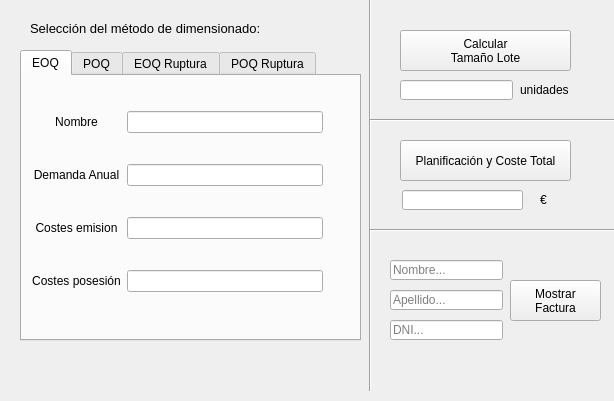
The window that mainwindow.ui (DavidRedrejo/organizacion_ind) describes before a commit, drawn with Qt 5.
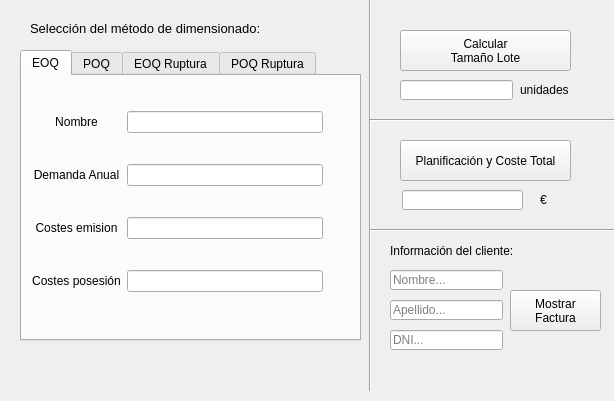
The same window after the commit.

What changed in the file:
```diff
--- a/mainwindow.ui
+++ b/mainwindow.ui
@@ -485,7 +485,7 @@
     <property name="geometry">
      <rect>
       <x>390</x>
-      <y>260</y>
+      <y>270</y>
       <width>113</width>
       <height>20</height>
      </rect>
@@ -498,7 +498,7 @@
     <property name="geometry">
      <rect>
       <x>390</x>
-      <y>290</y>
+      <y>300</y>
       <width>113</width>
       <height>20</height>
      </rect>
@@ -511,7 +511,7 @@
     <property name="geometry">
      <rect>
       <x>390</x>
-      <y>320</y>
+      <y>330</y>
       <width>113</width>
       <height>20</height>
      </rect>
@@ -524,7 +524,7 @@
     <property name="geometry">
      <rect>
       <x>510</x>
-      <y>280</y>
+      <y>290</y>
       <width>91</width>
       <height>41</height>
      </rect>
@@ -586,6 +586,24 @@
      <string>€</string>
     </property>
    </widget>
+   <widget class="QLabel" name="label_8">
+    <property name="geometry">
+     <rect>
+      <x>390</x>
+      <y>240</y>
+      <width>141</width>
+      <height>21</height>
+     </rect>
+    </property>
+    <property name="font">
+     <font>
+      <pointsize>9</pointsize>
+     </font>
+    </property>
+    <property name="text">
+     <string>Información del cliente:</string>
+    </property>
+   </widget>
   </widget>
   <widget class="QMenuBar" name="menubar">
    <property name="geometry">
```
Left out of the diff: 14 changed lines with no effect on the pictures.
